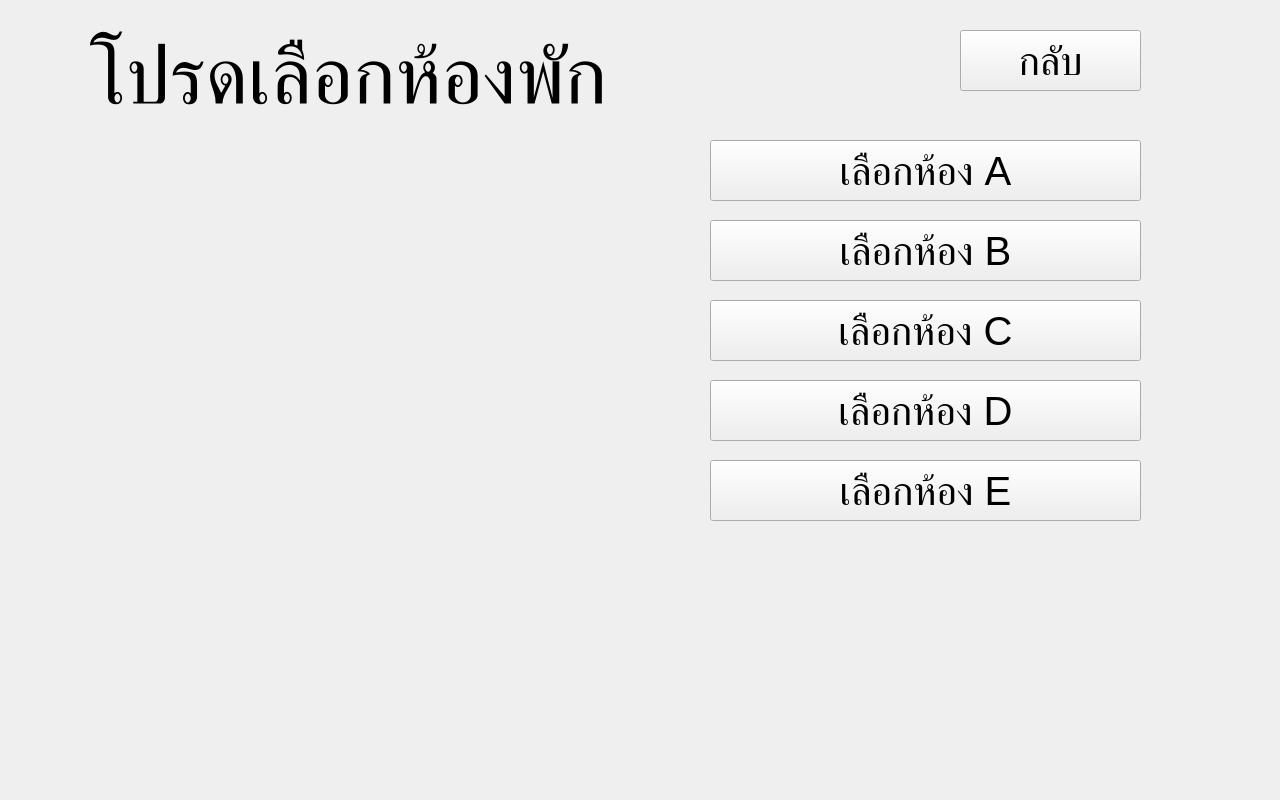
The window that ui/select_room.ui (napassadol/rent_room_pyqt) describes before a commit, drawn with Qt 5.
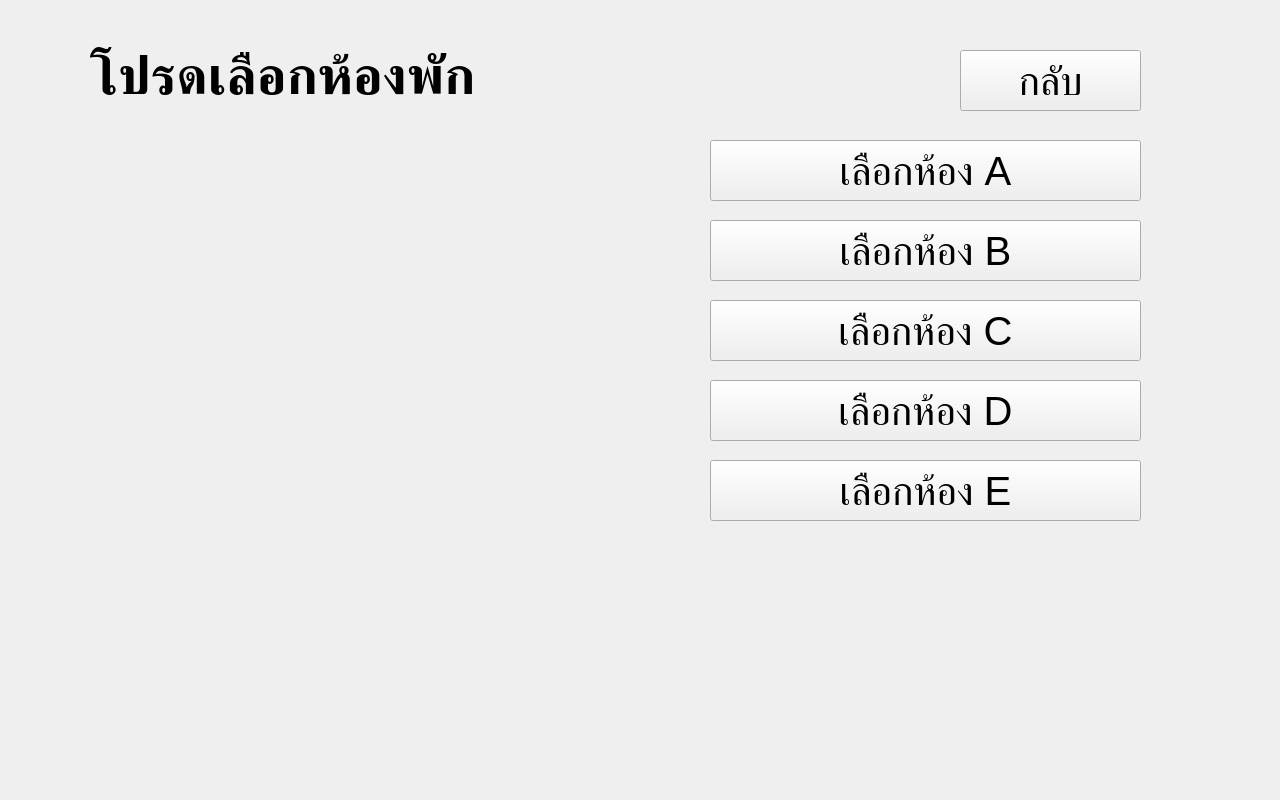
The same window after the commit. Icons and pictures are not drawn.

```diff
--- a/ui/select_room.ui
+++ b/ui/select_room.ui
@@ -36,7 +36,9 @@
     </property>
     <property name="font">
      <font>
-      <pointsize>60</pointsize>
+      <pointsize>40</pointsize>
+      <weight>75</weight>
+      <bold>true</bold>
      </font>
     </property>
     <property name="text">
@@ -47,7 +49,7 @@
     <property name="geometry">
      <rect>
       <x>960</x>
-      <y>30</y>
+      <y>50</y>
       <width>181</width>
       <height>61</height>
      </rect>
```
